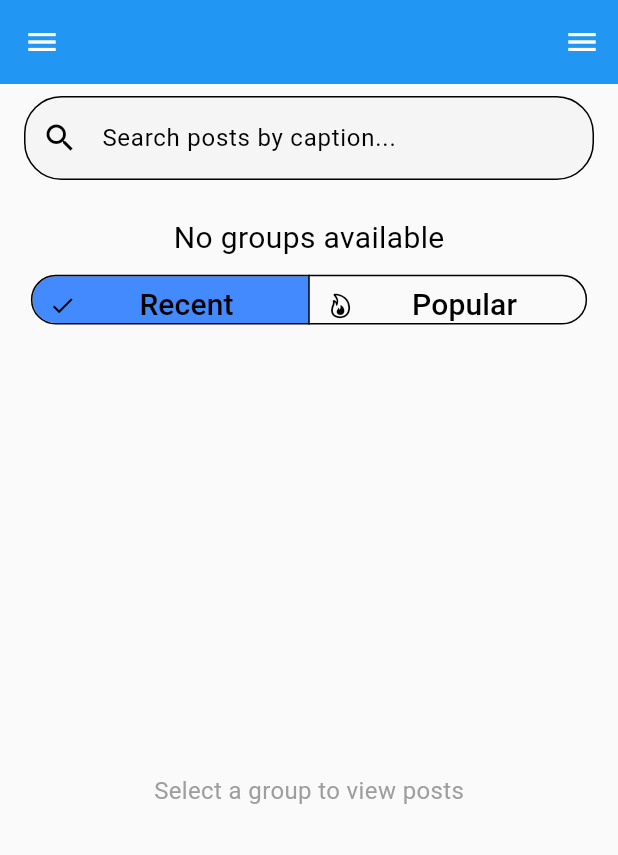
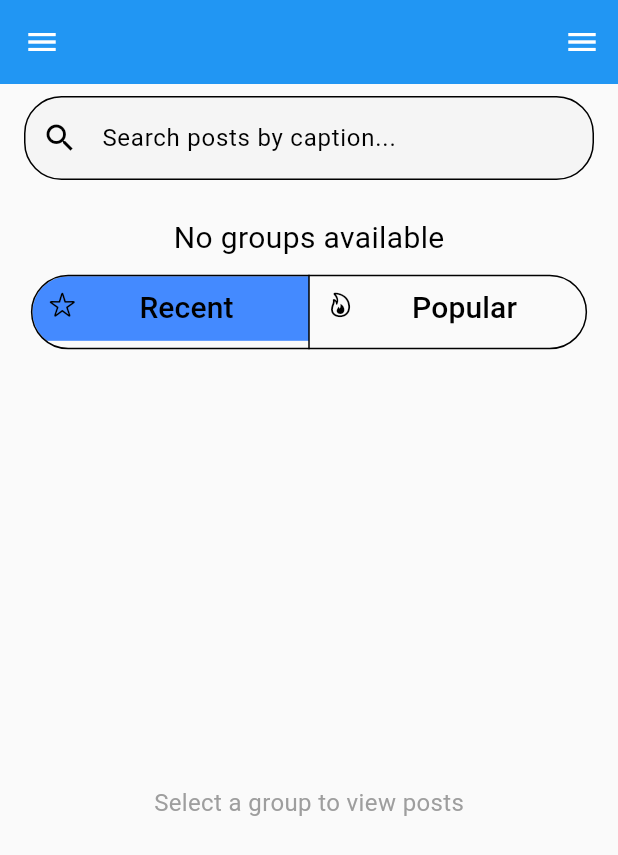
Before and after one commit to Derekshakk/Memories-Through-Lenses, a Flutter app: the screen it shows once a user with an empty profile is signed in, after a tap on "Recent", on a phone screen of 412 x 824 dp. Shown: the top 855 px of the screen. Run offline on Flutter 3.47's test engine with Material 3 defaults, Android fonts, the phone set to English and light mode, and no system bars; our stand-ins replace camera, chewie, cloud_firestore, firebase_auth, firebase_core, firebase_database and 6 more; accounts and stored records are empty; generated files the repository leaves out were written again; network calls fail.

Commit message:
Update home.dart

```diff
--- a/memories_through_lenses/lib/screens/home.dart
+++ b/memories_through_lenses/lib/screens/home.dart
@@ -581,13 +581,14 @@ class _HomePageState extends State<HomePage> {
                           ),
                           SizedBox(
                             width: SizeConfig.blockSizeHorizontal! * 90,
-                            height: SizeConfig.blockSizeVertical! * 5,
+                            height: SizeConfig.blockSizeVertical! * 7,
                             child: SegmentedButton(
+                              selectedIcon: selected == ContentType.recent ? Icon(CupertinoIcons.star) : Icon(CupertinoIcons.flame),
                               segments: <ButtonSegment<ContentType>>[
                                 ButtonSegment<ContentType>(
                                   value: ContentType.recent,
                                   label: Container(
-                                    height: SizeConfig.blockSizeVertical! * 4,
+                                    height: SizeConfig.blockSizeVertical! * 3,
                                     alignment: Alignment.center,
                                     child: const Text('Recent',
                                         style: TextStyle(fontSize: 20)),
@@ -597,7 +598,7 @@ class _HomePageState extends State<HomePage> {
                                 ButtonSegment<ContentType>(
                                   value: ContentType.popular,
                                   label: Container(
-                                    height: SizeConfig.blockSizeVertical! * 4,
+                                    height: SizeConfig.blockSizeVertical! * 3,
                                     alignment: Alignment.center,
                                     child: const Text('Popular',
                                         style: TextStyle(fontSize: 20)),
@@ -609,6 +610,7 @@ class _HomePageState extends State<HomePage> {
                               onSelectionChanged: (value) {
                                 setState(() {
                                   selected = value.first;
+                                  print(selected);
                                 });
 
                                 if (dropdownValue != null) {
```
